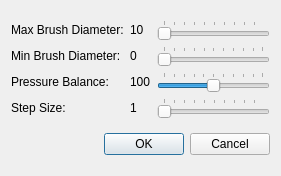
skitzycat/beedraw, file designer/PencilOptionsDialogUi.ui: the form before one commit.
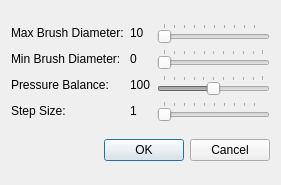
The form after the commit.

What changed in the file:
```diff
--- a/designer/PencilOptionsDialogUi.ui
+++ b/designer/PencilOptionsDialogUi.ui
@@ -6,7 +6,7 @@
     <x>0</x>
     <y>0</y>
     <width>281</width>
-    <height>176</height>
+    <height>185</height>
    </rect>
   </property>
   <property name="windowTitle" >
@@ -31,6 +31,9 @@
      </item>
      <item row="2" column="2" >
       <widget class="QSlider" name="pressurebalance" >
+       <property name="enabled" >
+        <bool>false</bool>
+       </property>
        <property name="minimum" >
         <number>1</number>
        </property>
@@ -110,6 +113,9 @@
      </item>
      <item row="1" column="2" >
       <widget class="QSlider" name="horizontalSlider" >
+       <property name="enabled" >
+        <bool>false</bool>
+       </property>
        <property name="orientation" >
         <enum>Qt::Horizontal</enum>
        </property>
```
